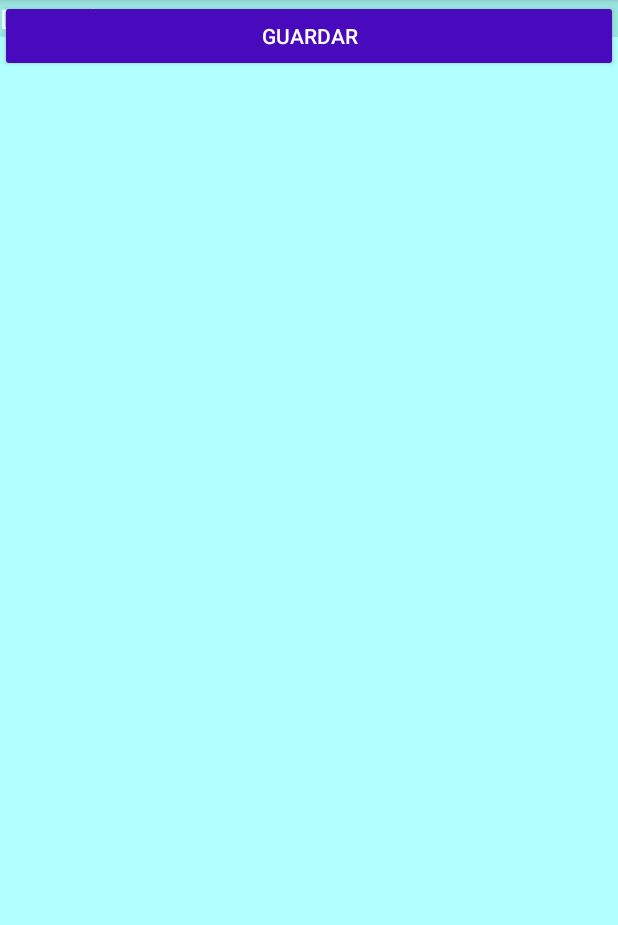
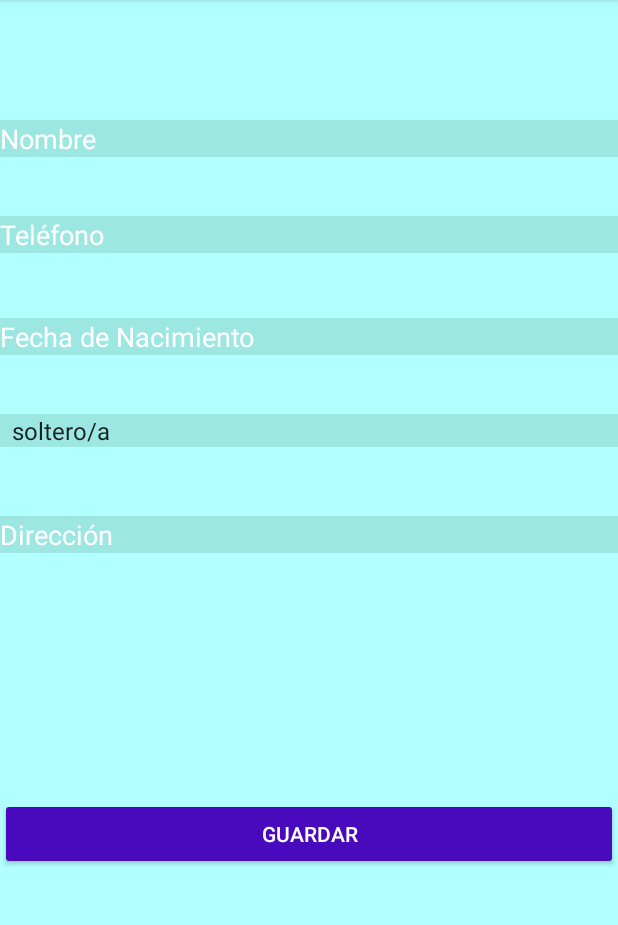
Before and after one commit to J0S3N/Proyecto1Moviles, an Android app: the Ver_Informacion_Personal screen opened directly, with no data from a screen before it, on a phone screen of 412 x 824 dp, the part 84-1009 px from its top. Run offline under Robolectric (Android 15) with nearby library versions, the phone set to English and light mode, and no system bars.

Commit message:
cliente_ver_informacion_personal.xml

```diff
--- a/app/src/main/res/layout/cliente_ver_informacion_personal.xml
+++ b/app/src/main/res/layout/cliente_ver_informacion_personal.xml
@@ -9,68 +9,88 @@
     tools:context=".cliente.Ver_Informacion_Personal">
 
     <EditText
-        android:textColorHint="#FFFFFF"
-        android:textColor="#490ABD"
-        android:backgroundTint="#9CE7E2"
-        android:background="#9CE7E2"
         android:id="@+id/nameEditText"
         android:layout_width="match_parent"
         android:layout_height="wrap_content"
+        android:layout_marginTop="80dp"
+        android:background="#9CE7E2"
+        android:backgroundTint="#9CE7E2"
         android:hint="Nombre"
-        tools:ignore="MissingConstraints" />
+        android:textColor="#490ABD"
+        android:textColorHint="#FFFFFF"
+        app:layout_constraintTop_toTopOf="parent"
+        tools:ignore="MissingConstraints"
+        tools:layout_editor_absoluteX="0dp" />
 
     <EditText
-        android:textColorHint="#FFFFFF"
-        android:textColor="#490ABD"
-        android:backgroundTint="#9CE7E2"
-        android:background="#9CE7E2"
         android:id="@+id/phoneEditText"
         android:layout_width="match_parent"
         android:layout_height="wrap_content"
+        android:layout_marginTop="144dp"
+        android:background="#9CE7E2"
+        android:backgroundTint="#9CE7E2"
         android:hint="Teléfono"
         android:inputType="phone"
-        tools:ignore="MissingConstraints" />
+        android:textColor="#490ABD"
+        android:textColorHint="#FFFFFF"
+        app:layout_constraintTop_toTopOf="parent"
+        tools:ignore="MissingConstraints"
+        tools:layout_editor_absoluteX="0dp" />
 
     <EditText
-        android:textColorHint="#FFFFFF"
-        android:textColor="#490ABD"
-        android:backgroundTint="#9CE7E2"
-        android:background="#9CE7E2"
         android:id="@+id/birthDateEditText"
         android:layout_width="match_parent"
         android:layout_height="wrap_content"
+        android:layout_marginTop="212dp"
+        android:background="#9CE7E2"
+        android:backgroundTint="#9CE7E2"
         android:hint="Fecha de Nacimiento"
         android:inputType="date"
-        tools:ignore="MissingConstraints" />
+        android:textColor="#490ABD"
+        android:textColorHint="#FFFFFF"
+        app:layout_constraintTop_toTopOf="parent"
+        tools:ignore="MissingConstraints"
+        tools:layout_editor_absoluteX="0dp" />
 
     <Spinner
-        android:textColorHint="#FFFFFF"
-        android:textColor="#490ABD"
-        android:backgroundTint="#9CE7E2"
-        android:background="#9CE7E2"
         android:id="@+id/maritalStatusSpinner"
         android:layout_width="match_parent"
         android:layout_height="wrap_content"
-        tools:ignore="MissingConstraints" />
+        android:layout_marginTop="276dp"
+        android:background="#9CE7E2"
+        android:backgroundTint="#9CE7E2"
+        android:textColor="#490ABD"
+        android:textColorHint="#FFFFFF"
+        app:layout_constraintTop_toTopOf="parent"
+        tools:ignore="MissingConstraints"
+        tools:layout_editor_absoluteX="0dp" />
 
     <EditText
-        android:textColorHint="#FFFFFF"
-        android:textColor="#490ABD"
-        android:backgroundTint="#9CE7E2"
-        android:background="#9CE7E2"
         android:id="@+id/addressEditText"
         android:layout_width="match_parent"
         android:layout_height="wrap_content"
+        android:layout_marginTop="344dp"
+        android:background="#9CE7E2"
+        android:backgroundTint="#9CE7E2"
         android:hint="Dirección"
-        tools:ignore="MissingConstraints" />
+        android:textColor="#490ABD"
+        android:textColorHint="#FFFFFF"
+        app:layout_constraintTop_toTopOf="parent"
+        tools:ignore="MissingConstraints"
+        tools:layout_editor_absoluteX="0dp" />
 
     <Button
-        android:textColor="#FFFFFF"
-        android:backgroundTint="@color/colorBotones"
         android:id="@+id/saveButton"
         android:layout_width="match_parent"
         android:layout_height="wrap_content"
+        android:layout_marginBottom="188dp"
+        android:backgroundTint="@color/colorBotones"
         android:text="Guardar"
+        android:textColor="#FFFFFF"
+        app:layout_constraintBottom_toBottomOf="parent"
+        app:layout_constraintEnd_toEndOf="parent"
+        app:layout_constraintHorizontal_bias="0.0"
+        app:layout_constraintStart_toStartOf="parent"
         tools:ignore="MissingConstraints" />
 
 </androidx.constraintlayout.widget.ConstraintLayout>
```
